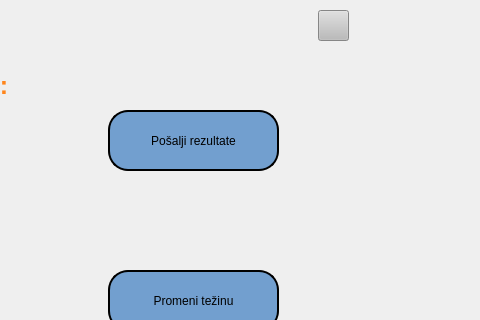
The window that code/unesipodatke.ui (MATF-RS19/RS006-daily-trainer) describes before a commit, drawn with Qt 5; both pictures show x 942 to 1422 and y 0 to 320 of the 1422 by 682 pixel window.
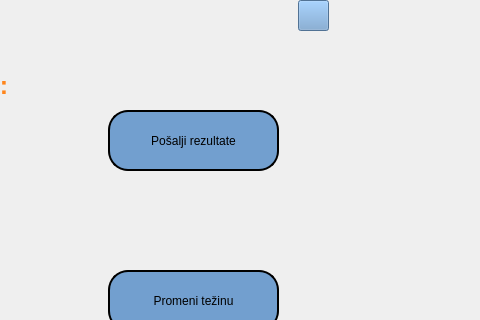
The same window after the commit.

Patch:
```diff
--- a/code/unesipodatke.ui
+++ b/code/unesipodatke.ui
@@ -330,14 +330,18 @@
   <widget class="QPushButton" name="pushButton_5">
    <property name="geometry">
     <rect>
-     <x>1260</x>
-     <y>10</y>
+     <x>1240</x>
+     <y>0</y>
      <width>31</width>
      <height>31</height>
     </rect>
    </property>
    <property name="styleSheet">
-    <string notr="true">background-color: #bbb;
+    <string notr="true">height: 30px;
+width: 30px;
+background-color: rgb(114, 159, 207);
+font-size:16px;
+
 </string>
    </property>
    <property name="text">
```
